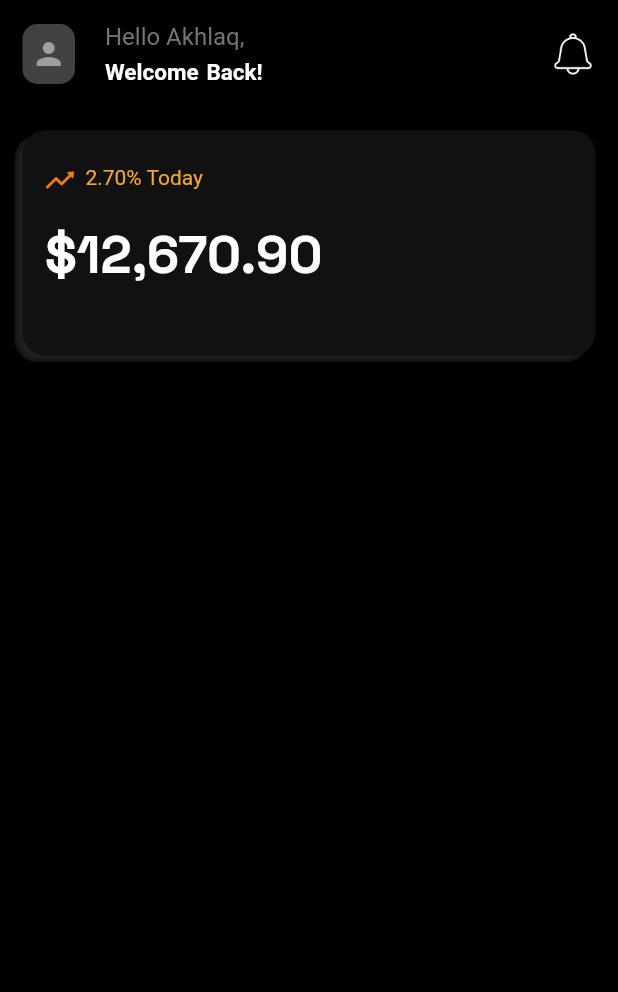
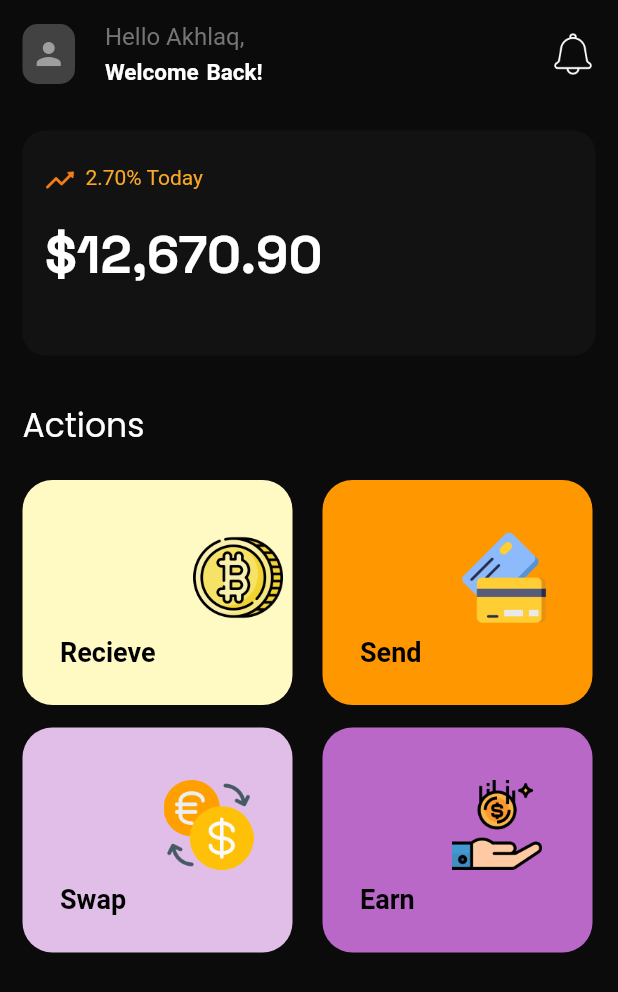
Before and after one commit to AkhlaqShaikh1/Wallet-UI, a Flutter app: the screen it shows after launch, on a phone screen of 412 x 824 dp. Shown: the top 992 px of the screen. Run offline on Flutter 3.47's test engine with Material 2 defaults, Android fonts, the phone set to English and light mode, and no system bars; our stand-ins replace google_fonts.

Commit message:
Added Action Card and updated bg color

```diff
--- a/lib/pages/home_page.dart
+++ b/lib/pages/home_page.dart
@@ -1,6 +1,7 @@
 import 'package:flutter/material.dart';
 import 'package:google_fonts/google_fonts.dart';
 
+import '../widgets/home_widgets/action_card.dart';
 import '../widgets/home_widgets/balance_card.dart';
 import '../widgets/home_widgets/home_app_bar.dart';
 
@@ -10,19 +11,61 @@ class HomePage extends StatelessWidget {
   @override
   Widget build(BuildContext context) {
     return Scaffold(
-      backgroundColor: Colors.black,
+      backgroundColor: const Color(0xff0b0b0c),
       body: Padding(
         padding: const EdgeInsets.symmetric(horizontal: 15, vertical: 15),
         child: SafeArea(
           child: Column(
+            crossAxisAlignment: CrossAxisAlignment.start,
             children: [
               const MyAppBar(),
               const SizedBox(height: 30),
-              const BalanceCard()
+              const BalanceCard(),
+              const SizedBox(height: 30),
+              Text(
+                "Actions",
+                style: TextStyle(
+                  fontSize: 22,
+                  fontFamily: GoogleFonts.poppins().fontFamily,
+                ),
+              ),
+              const SizedBox(height: 20),
+              _buildActionCards(),
             ],
           ),
         ),
       ),
     );
   }
+
+  _buildActionCards() {
+    return Wrap(
+      spacing: 5,
+      runSpacing: 15,
+      children: [
+        ActionCard(
+          title: "Recieve",
+          color: Colors.yellow[100]!,
+          imgSrc: "assets/icons/bitcoin.png",
+        ),
+        const SizedBox(width: 10),
+        ActionCard(
+          title: "Send",
+          color: Colors.orange[500]!,
+          imgSrc: "assets/icons/credit.png",
+        ),
+        ActionCard(
+          title: "Swap",
+          color: Colors.purple[100]!,
+          imgSrc: "assets/icons/exchange.png",
+        ),
+        const SizedBox(width: 10),
+        ActionCard(
+          title: "Earn",
+          color: Colors.purple[300]!,
+          imgSrc: "assets/icons/earn.png",
+        ),
+      ],
+    );
+  }
 }
--- /dev/null
+++ b/lib/widgets/home_widgets/action_card.dart
@@ -0,0 +1,63 @@
+import 'package:flutter/material.dart';
+
+class ActionCard extends StatelessWidget {
+  const ActionCard({
+    Key? key,
+    required this.title,
+    required this.color,
+    required this.imgSrc,
+  }) : super(key: key);
+  final String title;
+  final Color color;
+  final String imgSrc;
+
+  @override
+  Widget build(BuildContext context) {
+    return Container(
+      height: 150,
+      width: 180,
+      decoration: BoxDecoration(
+        color: color,
+        borderRadius: BorderRadius.circular(20),
+      ),
+      child: Row(
+        children: [
+          Column(
+            children: [
+              Expanded(
+                child: Container(
+                  alignment: Alignment.bottomLeft,
+                  padding: const EdgeInsets.all(25.0),
+                  child: Text(
+                    title,
+                    style: const TextStyle(
+                      color: Colors.black,
+                      fontSize: 18,
+                      fontWeight: FontWeight.w700,
+                    ),
+                  ),
+                ),
+              ),
+            ],
+          ),
+          Column(
+            crossAxisAlignment: CrossAxisAlignment.center,
+            mainAxisAlignment: MainAxisAlignment.center,
+            children: [
+              Container(
+                alignment: Alignment.center,
+
+                // padding: const EdgeInsets.only(top: 7),
+                child: Image.asset(
+                  imgSrc,
+                  height: 60,
+                ),
+              ),
+              const SizedBox(height: 20),
+            ],
+          ),
+        ],
+      ),
+    );
+  }
+}
--- a/lib/widgets/home_widgets/balance_card.dart
+++ b/lib/widgets/home_widgets/balance_card.dart
@@ -13,17 +13,8 @@ class BalanceCard extends StatelessWidget {
       height: 150,
       padding: const EdgeInsets.symmetric(horizontal: 15, vertical: 15),
       decoration: BoxDecoration(
-        color: const Color.fromARGB(255, 18, 17, 17),
+        color: const Color(0xff121212),
         borderRadius: BorderRadius.circular(15),
-        boxShadow: [
-          BoxShadow(
-            color: Colors.grey[900]!,
-            offset: const Offset(-5, 4),
-            blurRadius: 4,
-            blurStyle: BlurStyle.inner,
-            spreadRadius: 0.4,
-          ),
-        ],
       ),
       child: Column(
         crossAxisAlignment: CrossAxisAlignment.start,
```
